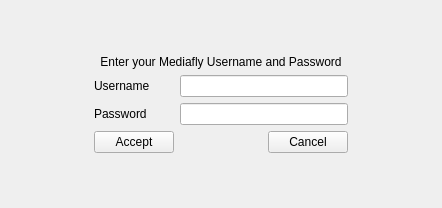
tex/mediafly, file mediaflyplayer/forms/MediaflyLoginPerson.ui: the form before one commit.
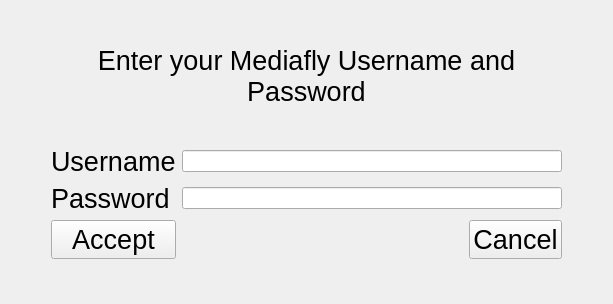
The form after the commit. Custom widgets are drawn as their Qt base class.

Commit message: Set sizes of fonts to OSD1's style.

```diff
--- a/mediaflyplayer/forms/MediaflyLoginPerson.ui
+++ b/mediaflyplayer/forms/MediaflyLoginPerson.ui
@@ -5,8 +5,8 @@
    <rect>
     <x>0</x>
     <y>0</y>
-    <width>442</width>
-    <height>208</height>
+    <width>613</width>
+    <height>304</height>
    </rect>
   </property>
   <property name="windowTitle" >
@@ -15,42 +15,65 @@
   <layout class="QGridLayout" name="gridLayout" >
    <item row="1" column="1" colspan="3" >
     <widget class="QLabel" name="label" >
+     <property name="font" >
+      <font>
+       <pointsize>20</pointsize>
+      </font>
+     </property>
      <property name="text" >
       <string>Enter your Mediafly Username and Password</string>
      </property>
      <property name="alignment" >
       <set>Qt::AlignCenter</set>
      </property>
+     <property name="wordWrap" >
+      <bool>true</bool>
+     </property>
     </widget>
    </item>
-   <item row="2" column="1" >
+   <item row="3" column="1" >
     <widget class="QLabel" name="label_2" >
+     <property name="font" >
+      <font>
+       <pointsize>20</pointsize>
+      </font>
+     </property>
      <property name="text" >
       <string>Username</string>
      </property>
     </widget>
    </item>
-   <item row="2" column="2" colspan="2" >
+   <item row="3" column="2" colspan="2" >
     <widget class="NLineEdit" name="m_username" />
    </item>
-   <item row="3" column="1" >
+   <item row="4" column="1" >
     <widget class="QLabel" name="label_3" >
+     <property name="font" >
+      <font>
+       <pointsize>20</pointsize>
+      </font>
+     </property>
      <property name="text" >
       <string>Password</string>
      </property>
     </widget>
    </item>
-   <item row="3" column="2" colspan="2" >
+   <item row="4" column="2" colspan="2" >
     <widget class="NLineEdit" name="m_password" />
    </item>
-   <item row="5" column="1" >
+   <item row="6" column="1" >
     <widget class="QPushButton" name="m_accept" >
+     <property name="font" >
+      <font>
+       <pointsize>20</pointsize>
+      </font>
+     </property>
      <property name="text" >
       <string>Accept</string>
      </property>
     </widget>
    </item>
-   <item row="5" column="2" >
+   <item row="6" column="2" >
     <spacer name="horizontalSpacer" >
      <property name="orientation" >
       <enum>Qt::Horizontal</enum>
@@ -76,7 +99,7 @@
      </property>
     </spacer>
    </item>
-   <item row="6" column="2" >
+   <item row="7" column="2" >
     <spacer name="verticalSpacer_2" >
      <property name="orientation" >
       <enum>Qt::Vertical</enum>
@@ -89,11 +112,14 @@
      </property>
     </spacer>
    </item>
-   <item row="3" column="0" >
+   <item row="4" column="0" >
     <spacer name="horizontalSpacer_2" >
      <property name="orientation" >
       <enum>Qt::Horizontal</enum>
      </property>
+     <property name="sizeType" >
+      <enum>QSizePolicy::Preferred</enum>
+     </property>
      <property name="sizeHint" stdset="0" >
       <size>
        <width>40</width>
@@ -102,11 +128,14 @@
      </property>
     </spacer>
    </item>
-   <item row="3" column="4" >
+   <item row="4" column="4" >
     <spacer name="horizontalSpacer_3" >
      <property name="orientation" >
       <enum>Qt::Horizontal</enum>
      </property>
+     <property name="sizeType" >
+      <enum>QSizePolicy::Preferred</enum>
+     </property>
      <property name="sizeHint" stdset="0" >
       <size>
        <width>40</width>
@@ -115,13 +144,34 @@
      </property>
     </spacer>
    </item>
-   <item row="5" column="3" >
+   <item row="6" column="3" >
     <widget class="QPushButton" name="m_cancel" >
+     <property name="font" >
+      <font>
+       <pointsize>20</pointsize>
+      </font>
+     </property>
      <property name="text" >
       <string>Cancel</string>
      </property>
     </widget>
    </item>
+   <item row="2" column="2" >
+    <spacer name="verticalSpacer_3" >
+     <property name="orientation" >
+      <enum>Qt::Vertical</enum>
+     </property>
+     <property name="sizeType" >
+      <enum>QSizePolicy::Preferred</enum>
+     </property>
+     <property name="sizeHint" stdset="0" >
+      <size>
+       <width>20</width>
+       <height>40</height>
+      </size>
+     </property>
+    </spacer>
+   </item>
   </layout>
  </widget>
  <customwidgets>
```
The commit also changes 3 other files.
